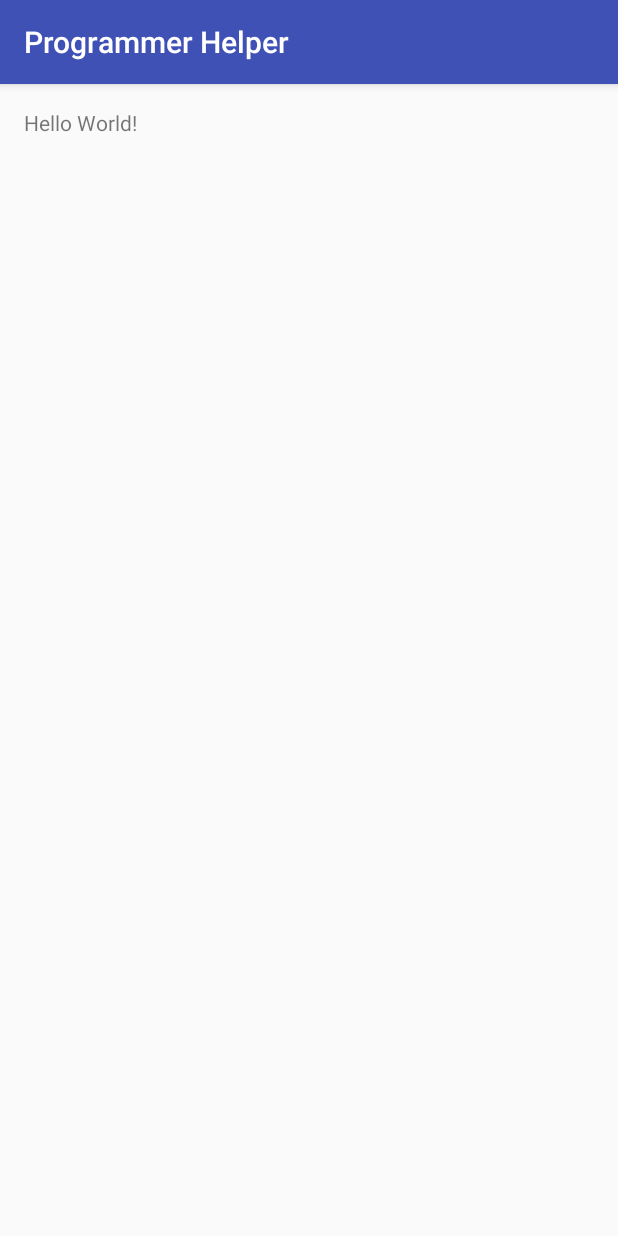
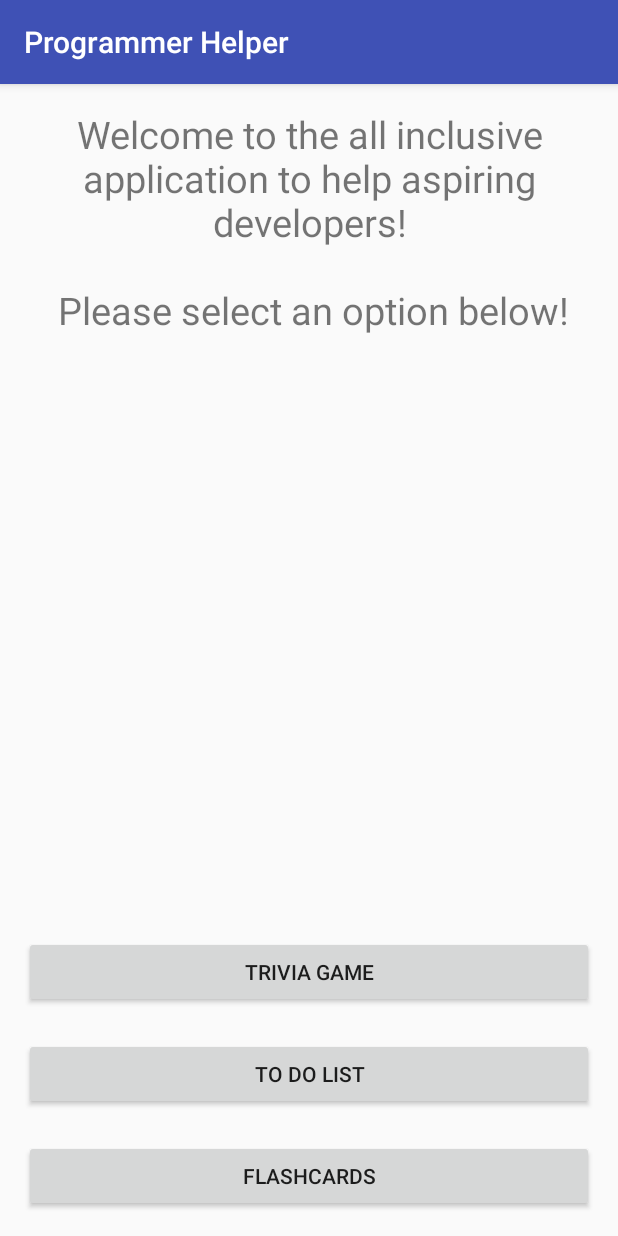
Before and after one commit to yqedan/ProgrammerHelper, an Android app: the screen it shows after launch once a user with an empty profile is signed in (MainActivity), on a phone screen of 412 x 824 dp. Run offline under Robolectric (Android 15) with nearby library versions, the phone set to English and light mode, and no system bars; our stand-ins replace ButterKnife, Firebase (no records; nobody signed in at launch, a user with empty details on screens opened directly).

Commit message:
add data for flashcards, add buttons to main activity, add listview for topics

```diff
--- a/app/src/main/java/com/yusuf/programmerhelper/MainActivity.java
+++ /dev/null
@@ -1,13 +0,0 @@
-package com.yusuf.programmerhelper;
-
-import android.support.v7.app.AppCompatActivity;
-import android.os.Bundle;
-
-public class MainActivity extends AppCompatActivity {
-
-    @Override
-    protected void onCreate(Bundle savedInstanceState) {
-        super.onCreate(savedInstanceState);
-        setContentView(R.layout.activity_main);
-    }
-}
--- a/app/src/main/java/com/yusuf/programmerhelper/CreateAccountActivity.java
+++ b/app/src/main/java/com/yusuf/programmerhelper/ui/CreateAccountActivity.java
@@ -1,4 +1,4 @@
-package com.yusuf.programmerhelper;
+package com.yusuf.programmerhelper.ui;
 
 import android.app.ProgressDialog;
 import android.content.Intent;
@@ -18,6 +18,7 @@ import com.google.firebase.auth.AuthResult;
 import com.google.firebase.auth.FirebaseAuth;
 import com.google.firebase.auth.FirebaseUser;
 import com.google.firebase.auth.UserProfileChangeRequest;
+import com.yusuf.programmerhelper.R;
 
 import butterknife.Bind;
 import butterknife.ButterKnife;
--- a/app/src/main/java/com/yusuf/programmerhelper/LoginActivity.java
+++ b/app/src/main/java/com/yusuf/programmerhelper/ui/LoginActivity.java
@@ -1,4 +1,4 @@
-package com.yusuf.programmerhelper;
+package com.yusuf.programmerhelper.ui;
 
 import android.app.ProgressDialog;
 import android.content.Intent;
@@ -17,6 +17,7 @@ import com.google.android.gms.tasks.Task;
 import com.google.firebase.auth.AuthResult;
 import com.google.firebase.auth.FirebaseAuth;
 import com.google.firebase.auth.FirebaseUser;
+import com.yusuf.programmerhelper.R;
 
 import butterknife.Bind;
 import butterknife.ButterKnife;
--- /dev/null
+++ b/app/src/main/java/com/yusuf/programmerhelper/ui/MainActivity.java
@@ -0,0 +1,45 @@
+package com.yusuf.programmerhelper.ui;
+
+import android.content.Intent;
+import android.os.Bundle;
+import android.support.v7.app.AppCompatActivity;
+import android.util.Log;
+import android.view.View;
+import android.widget.Button;
+
+import com.yusuf.programmerhelper.R;
+
+import butterknife.Bind;
+import butterknife.ButterKnife;
+
+public class MainActivity extends AppCompatActivity implements View.OnClickListener{
+    private static final String TAG = MainActivity.class.getSimpleName();
+    @Bind(R.id.quiz) Button mQuizButton;
+    @Bind(R.id.todo) Button mTodoButton;
+    @Bind(R.id.flashcards) Button mFlashcardButton;
+
+    @Override
+    protected void onCreate(Bundle savedInstanceState) {
+        super.onCreate(savedInstanceState);
+        setContentView(R.layout.activity_main);
+        ButterKnife.bind(this);
+        mQuizButton.setOnClickListener(this);
+        mTodoButton.setOnClickListener(this);
+        mFlashcardButton.setOnClickListener(this);
+    }
+
+    @Override
+    public void onClick(View v) {
+        if (v == mQuizButton) {
+            Log.d(TAG, "onClick: QuizButton");
+        }
+        else if (v == mTodoButton) {
+            Log.d(TAG, "onClick: TodoButton");
+        }
+        else if (v == mFlashcardButton) {
+            Log.d(TAG, "onClick: FlashcardButton");
+            Intent intent = new Intent(MainActivity.this,FlashcardCategoriesActivity.class);
+            startActivity(intent);
+        }
+    }
+}
--- a/app/src/main/res/layout/activity_create_account.xml
+++ b/app/src/main/res/layout/activity_create_account.xml
@@ -4,7 +4,7 @@
     android:id="@+id/activity_create_account"
     android:layout_width="match_parent"
     android:layout_height="match_parent"
-    tools:context="com.yusuf.programmerhelper.CreateAccountActivity"
+    tools:context="com.yusuf.programmerhelper.ui.CreateAccountActivity"
     android:background="@color/primary_light">
 
     <LinearLayout
--- a/app/src/main/res/layout/activity_login.xml
+++ b/app/src/main/res/layout/activity_login.xml
@@ -4,7 +4,7 @@
     android:id="@+id/activity_login"
     android:layout_width="match_parent"
     android:layout_height="match_parent"
-    tools:context="com.yusuf.programmerhelper.LoginActivity"
+    tools:context="com.yusuf.programmerhelper.ui.LoginActivity"
     android:background="@color/primary_light">
 
     <LinearLayout
--- a/app/src/main/res/layout/activity_main.xml
+++ b/app/src/main/res/layout/activity_main.xml
@@ -8,10 +8,52 @@
     android:paddingLeft="@dimen/activity_horizontal_margin"
     android:paddingRight="@dimen/activity_horizontal_margin"
     android:paddingTop="@dimen/activity_vertical_margin"
-    tools:context="com.yusuf.programmerhelper.MainActivity">
+    tools:context="com.yusuf.programmerhelper.ui.MainActivity">
 
     <TextView
         android:layout_width="wrap_content"
         android:layout_height="wrap_content"
-        android:text="Hello World!" />
+        android:gravity="center"
+        android:textSize="25sp"
+        android:text="Welcome to the all inclusive application to help aspiring developers!\n\n Please select an option below!"
+        android:layout_alignParentRight="true"
+        android:layout_alignParentEnd="true"
+        android:layout_alignParentLeft="true"
+        android:layout_alignParentStart="true" />
+
+    <Button
+        android:text="Trivia Game"
+        android:layout_width="wrap_content"
+        android:layout_height="wrap_content"
+        android:id="@+id/quiz"
+        android:layout_marginBottom="20dp"
+        android:layout_above="@+id/todo"
+        android:layout_alignParentLeft="true"
+        android:layout_alignParentStart="true"
+        android:layout_alignParentRight="true"
+        android:layout_alignParentEnd="true" />
+
+    <Button
+        android:text="To do list"
+        android:layout_width="wrap_content"
+        android:layout_height="wrap_content"
+        android:id="@+id/todo"
+        android:layout_marginBottom="20dp"
+        android:layout_above="@+id/flashcards"
+        android:layout_alignParentLeft="true"
+        android:layout_alignParentStart="true"
+        android:layout_alignParentRight="true"
+        android:layout_alignParentEnd="true" />
+
+    <Button
+        android:text="Flashcards"
+        android:layout_width="wrap_content"
+        android:layout_height="wrap_content"
+        android:id="@+id/flashcards"
+        android:layout_alignParentBottom="true"
+        android:layout_alignParentLeft="true"
+        android:layout_alignParentStart="true"
+        android:layout_alignParentRight="true"
+        android:layout_alignParentEnd="true" />
+
 </RelativeLayout>
```
Also changed, not shown: app/src/main/AndroidManifest.xml (+4 -4 lines), app/src/main/java/com/yusuf/programmerhelper/models/Flashcard.java (added, +15 -0 lines), app/src/main/java/com/yusuf/programmerhelper/models/Topic.java (added, +17 -0 lines), app/src/main/java/com/yusuf/programmerhelper/ui/FlashcardCategoriesActivity.java (added, +55 -0 lines), app/src/main/res/layout/activity_flashcard_categories.xml (added, +16 -0 lines), 1 other file.
